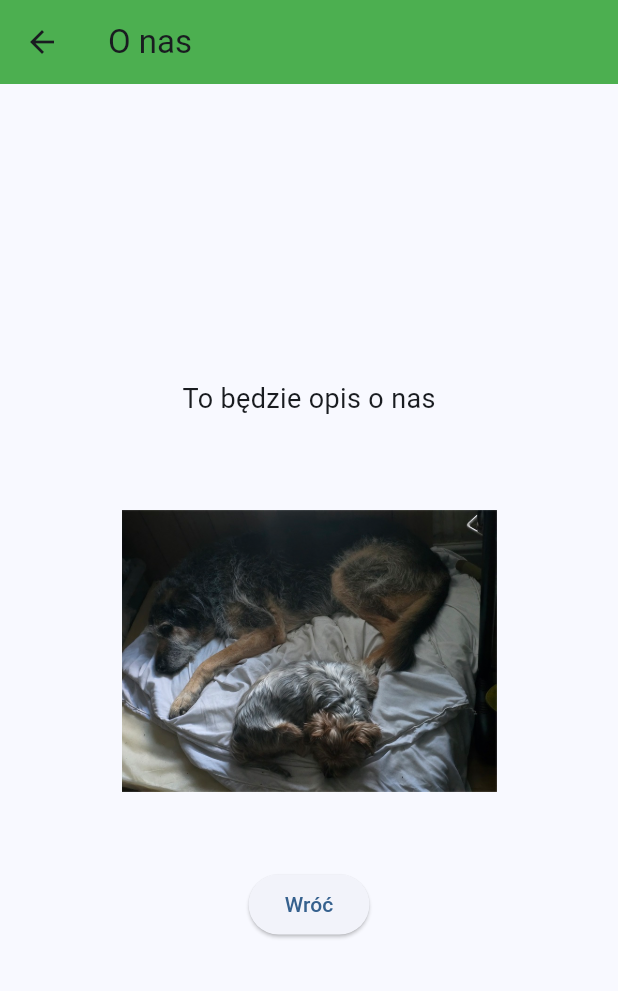
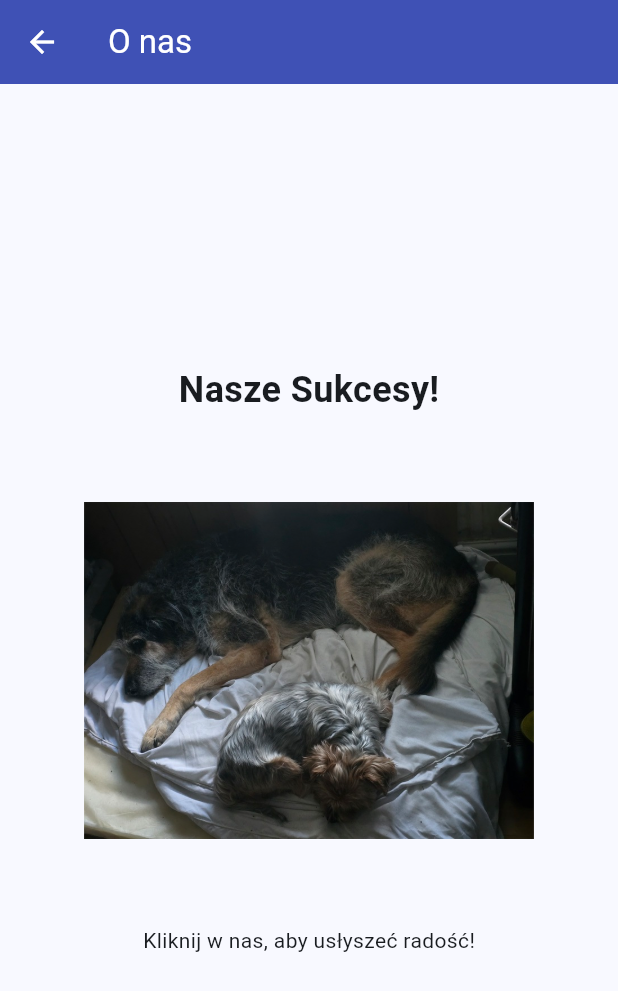
Before and after one commit to pszyma2/moja_testowa_aplikacja, a Flutter app: the OnasPage screen opened directly, on a phone screen of 412 x 824 dp. Shown: the top 991 px of the screen. Run offline on Flutter 3.47's test engine with Material 3 defaults, Android fonts, the light colour scheme and no system bars; our stand-ins replace audioplayers, shared_preferences; accounts and stored records are empty.

Commit message:
Psiaki szczekaja - sukces multimedialny

```diff
--- a/lib/screens/onas_page.dart
+++ b/lib/screens/onas_page.dart
@@ -1,37 +1,49 @@
 import 'package:flutter/material.dart';
+import 'package:audioplayers/audioplayers.dart';
 
 class OnasPage extends StatelessWidget {
   const OnasPage({super.key});
 
   @override
   Widget build(BuildContext context) {
+    // Tworzymy odtwarzacz wewnątrz strony
+    final AudioPlayer audioPlayer = AudioPlayer();
+
     return Scaffold(
-      appBar: AppBar(title: const Text("O nas"), backgroundColor: Colors.green),
+      appBar: AppBar(
+        title: const Text('O nas'),
+        backgroundColor: Colors.indigo,
+        foregroundColor: Colors.white,
+      ),
       body: Center(
         child: Column(
           mainAxisAlignment: MainAxisAlignment.center,
           children: [
-            const Text("To będzie opis o nas", style: TextStyle(fontSize: 18)),
+            const Text(
+              'Nasze Sukcesy!',
+              style: TextStyle(fontSize: 24, fontWeight: FontWeight.bold),
+            ),
+            const SizedBox(height: 20),
 
-            const SizedBox(height: 30),
-
-            // Zdjęcie sukcesu!
-            Image.asset(
-              'assets/images/sukces.png',
-              width: 250,
-              height: 250,
-              fit: BoxFit.contain,
+            // TWOJE ZDJĘCIE Z REAKCJĄ NA DOTYK
+            GestureDetector(
+              onTap: () async {
+                // Tu wpisujemy Twój plik .wav!
+                await audioPlayer.play(AssetSource('sounds/hou.wav'));
+              },
+              child: Image.asset(
+                'assets/images/sukces.png',
+                width: 300,
+                height: 300,
+                fit: BoxFit.contain,
+              ),
             ),
 
             const SizedBox(height: 20),
-
-            ElevatedButton(
-              onPressed: () => Navigator.pop(context),
-              child: const Text("Wróć"),
-            ),
+            const Text('Kliknij w nas, aby usłyszeć radość!'),
           ],
         ),
       ),
-    ); // <-- Tu domykamy Scaffold
-  } // <-- Tu domykamy metodę build
-} // <-- Tu domykamy klasę
+    );
+  }
+}
--- a/lib/screens/settings_page.dart
+++ b/lib/screens/settings_page.dart
@@ -10,7 +10,7 @@ class SettingsPage extends StatefulWidget {
 
 class _SettingsPageState extends State<SettingsPage> {
   final TextEditingController _nameController = TextEditingController();
-  final List<String> _players = ["Paweł", "Aga", "Gość 1", "Gość 2", "Gość 3"];
+  final List<String> _players = ["Paweł", "Aga", "Zuza", "Gaba", "James"];
   String _selectedPlayer = "Paweł";
   @override
   void initState() {
```
Also changed, not shown: 1 other file.
